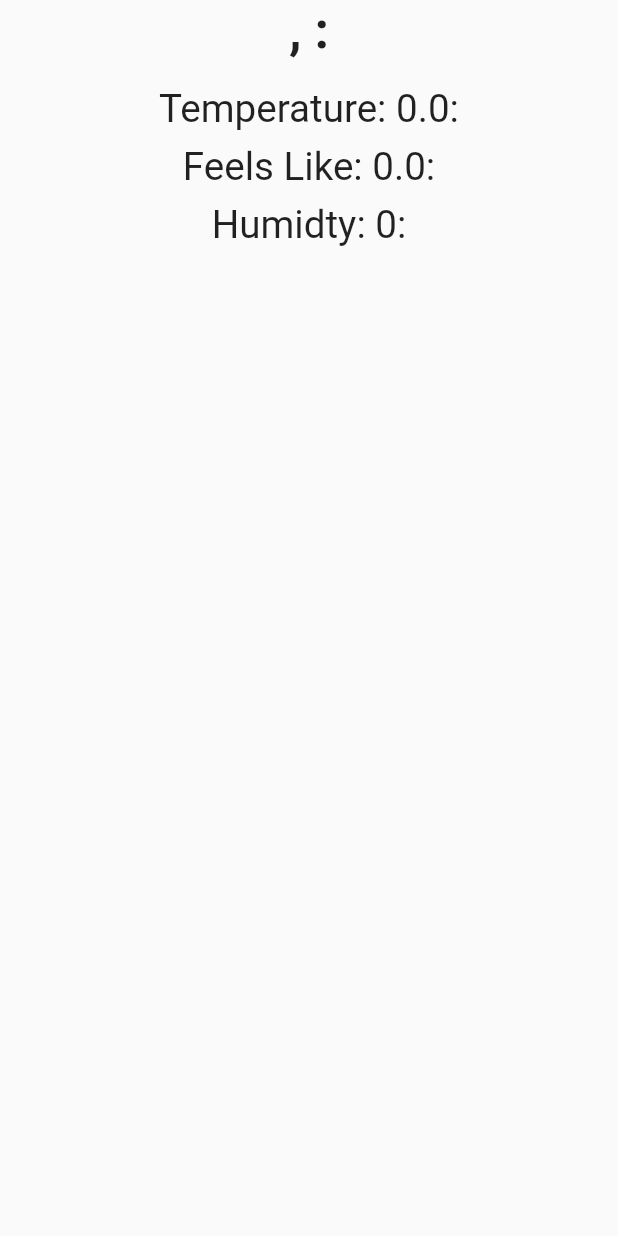
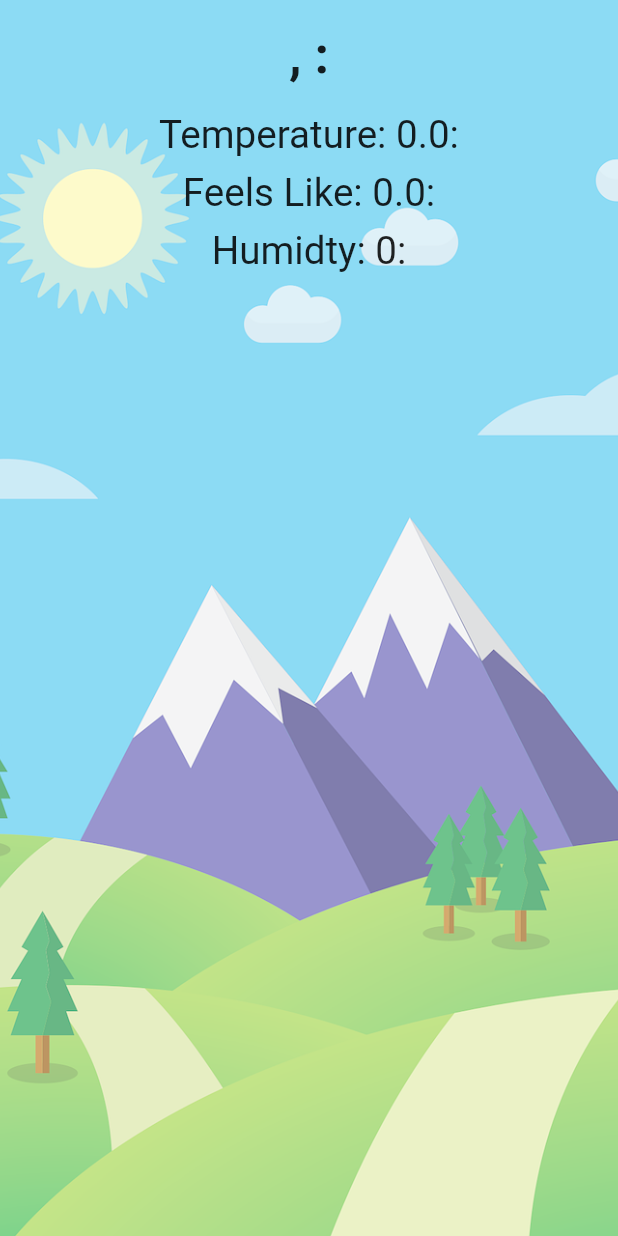
Before and after one commit to DerrickWilliamson/gale_force, a Flutter app: the WeatherSuccess screen opened directly with empty values, on a phone screen of 412 x 824 dp. Run offline on Flutter 3.47's test engine with Material 2 defaults, Android fonts, the phone set to English and light mode, and no system bars; our stand-ins replace bloc, equatable, flutter_bloc, flutter_dotenv, responsive_framework.

Commit message:
additional UI improvements on weather success widget

```diff
--- a/lib/modules/weather/widgets/weather_success_widget.dart
+++ b/lib/modules/weather/widgets/weather_success_widget.dart
@@ -10,10 +10,19 @@ class WeatherSuccess extends StatelessWidget {
   @override
   Widget build(BuildContext context) {
     return Scaffold(
-      body: SafeArea(
+      body: Container(
+        decoration: const BoxDecoration(
+          image: DecorationImage(
+            image: AssetImage('assets/weather_background.png'),
+            colorFilter: ColorFilter.linearToSrgbGamma(),
+            fit: BoxFit.cover,
+          ),
+        ),
         child: Center(
+          child: SafeArea(
             child: Column(
               children: [
+                const SizedBox(height: 20.0),
                 Text(
                   '${currentWeather.cityName}, ${currentWeather.sysWeather.country}:',
                   style: const TextStyle(
@@ -39,6 +48,7 @@ class WeatherSuccess extends StatelessWidget {
             ),
           ),
         ),
+      ),
     );
   }
 }
```
Lines whose indentation alone changed are shown as unchanged.
